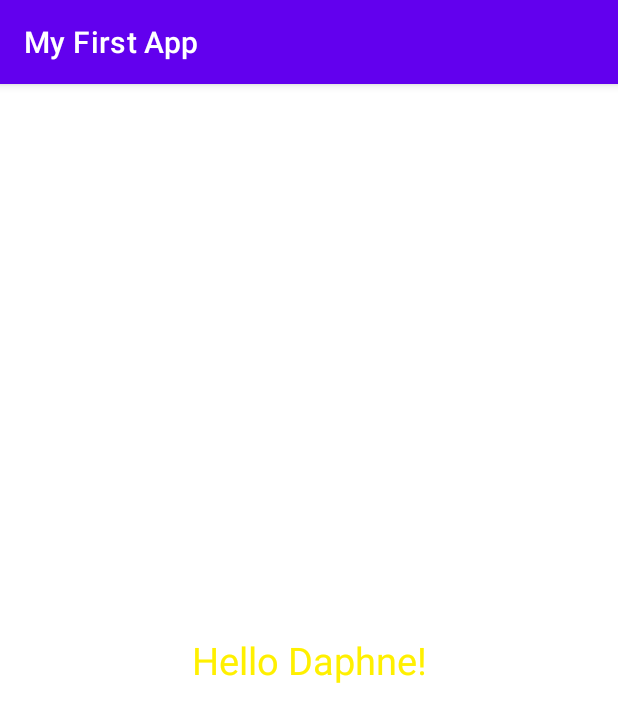
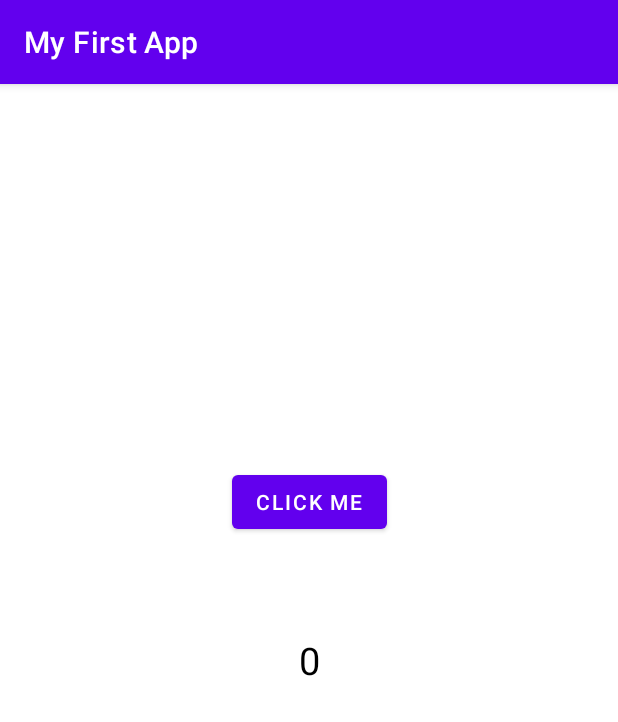
Before and after one commit to daphnekimyh/Android, an Android app: the screen it shows after launch (MainActivity), on a phone screen of 412 x 824 dp. Shown: the top 722 px of the screen. Run offline under Robolectric (Android 15) with nearby library versions, the phone set to English and light mode, and no system bars.

Commit message:
first commit

```diff
--- a/app/src/main/java/eu/tutorials/myfirstapp/MainActivity.kt
+++ b/app/src/main/java/eu/tutorials/myfirstapp/MainActivity.kt
@@ -2,10 +2,22 @@ package eu.tutorials.myfirstapp
 
 import androidx.appcompat.app.AppCompatActivity
 import android.os.Bundle
+import android.widget.Button
+import android.widget.TextView
+import android.widget.Toast
 
 class MainActivity : AppCompatActivity() {
     override fun onCreate(savedInstanceState: Bundle?) {
         super.onCreate(savedInstanceState)
         setContentView(R.layout.activity_main)
+
+        val btnClickMe = findViewById<Button>(R.id.mybutton)
+        val tvMyTextView = findViewById<TextView>(R.id.textView)
+        var timesClicked = 0
+        btnClickMe.setOnClickListener {
+            timesClicked += 1
+            tvMyTextView.text = timesClicked.toString()
+            Toast.makeText(this, "Hey I'm a toast!", Toast.LENGTH_LONG).show()
+        }
     }
 }
--- a/app/src/main/res/layout/activity_main.xml
+++ b/app/src/main/res/layout/activity_main.xml
@@ -7,15 +7,27 @@
     tools:context=".MainActivity">
 
     <TextView
+        android:id="@+id/textView"
         android:layout_width="wrap_content"
         android:layout_height="wrap_content"
-        android:text="Hello Daphne!"
-        android:textColor="#FFF000"
+        android:text="0"
+        android:textAppearance="@style/TextAppearance.AppCompat.Body1"
+        android:textColor="#000000"
         android:textSize="25sp"
-        android:textAppearance="@style/TextAppearance.AppCompat.Body1"
         app:layout_constraintBottom_toBottomOf="parent"
         app:layout_constraintLeft_toLeftOf="parent"
         app:layout_constraintRight_toRightOf="parent"
         app:layout_constraintTop_toTopOf="parent" />
 
+    <Button
+        android:id="@+id/mybutton"
+        android:layout_width="wrap_content"
+        android:layout_height="wrap_content"
+        android:text="Click Me"
+        app:layout_constraintBottom_toTopOf="@+id/textView"
+        app:layout_constraintEnd_toEndOf="parent"
+        app:layout_constraintStart_toStartOf="parent"
+        app:layout_constraintTop_toTopOf="parent"
+        app:layout_constraintVertical_bias="0.8" />
+
 </androidx.constraintlayout.widget.ConstraintLayout>
```
